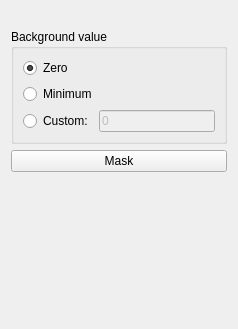
Qt form Modules/SegmentationUI/src/SegmentationUtilities/QmitkImageMaskingWidgetControls.ui (MITK/MITK) before a commit.
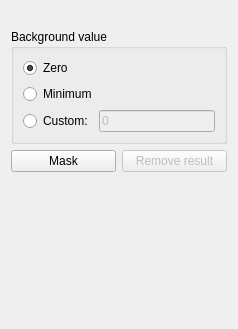
The same form after that commit. Custom widgets are drawn as their Qt base class.

Commit message: Add result removal to Segmentation Utilities

The edit to the form file:
```diff
--- a/Modules/SegmentationUI/src/SegmentationUtilities/QmitkImageMaskingWidgetControls.ui
+++ b/Modules/SegmentationUI/src/SegmentationUtilities/QmitkImageMaskingWidgetControls.ui
@@ -74,11 +74,25 @@
     </widget>
    </item>
    <item>
+    <layout class="QHBoxLayout" name="actionButtonLayout">
+     <item>
     <widget class="QPushButton" name="btnMaskImage">
      <property name="text">
       <string>Mask</string>
      </property>
     </widget>
+     </item>
+     <item>
+      <widget class="QPushButton" name="btnRemoveResult">
+       <property name="enabled">
+        <bool>false</bool>
+       </property>
+       <property name="text">
+        <string>Remove result</string>
+       </property>
+      </widget>
+     </item>
+    </layout>
    </item>
    <item>
     <spacer name="verticalSpacer">
```
Lines whose indentation alone changed are shown as unchanged. The commit also changes 11 other files.
